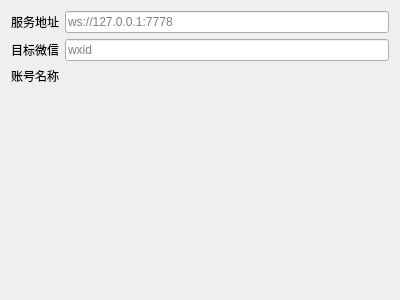
Old version of the form link/linkwidget.ui in the repository iwxyi/WechatBusinessTools.
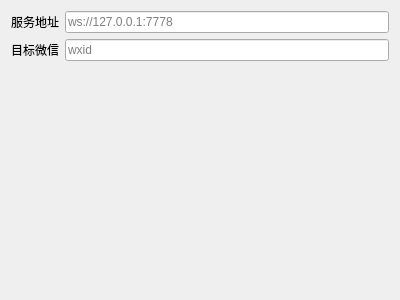
New version of the form.

Commit message: 显示hook的账号昵称

The edit to the form file:
```diff
--- a/link/linkwidget.ui
+++ b/link/linkwidget.ui
@@ -74,27 +74,6 @@
      </item>
     </layout>
    </item>
-   <item>
-    <layout class="QHBoxLayout" name="horizontalLayout_3">
-     <item>
-      <widget class="QLabel" name="label_3">
-       <property name="text">
-        <string>账号名称</string>
-       </property>
-      </widget>
-     </item>
-     <item>
-      <widget class="QLabel" name="deanNickLabel">
-       <property name="text">
-        <string/>
-       </property>
-       <property name="alignment">
-        <set>Qt::AlignCenter</set>
-       </property>
-      </widget>
-     </item>
-    </layout>
-   </item>
    <item>
     <spacer name="verticalSpacer">
      <property name="orientation">
```
The commit also changes 2 other files.
